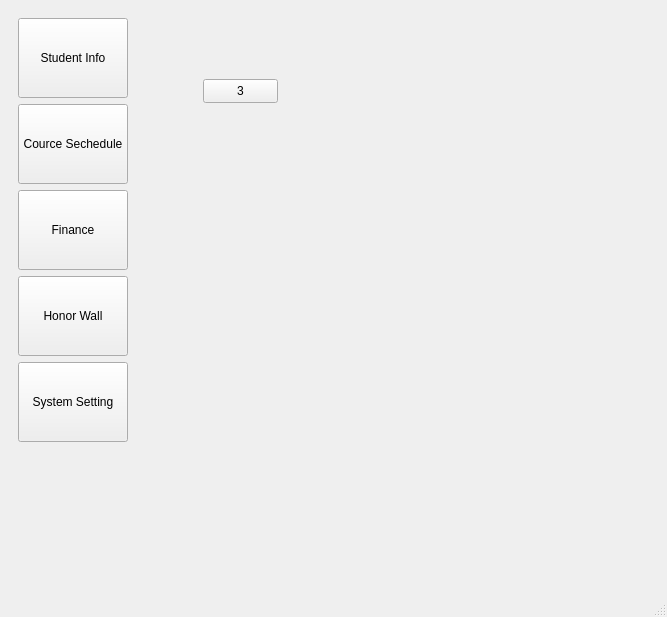
First picture: the form in mainwindow.ui, repository savvyinsight/StudentManagementSystem, before the edit.
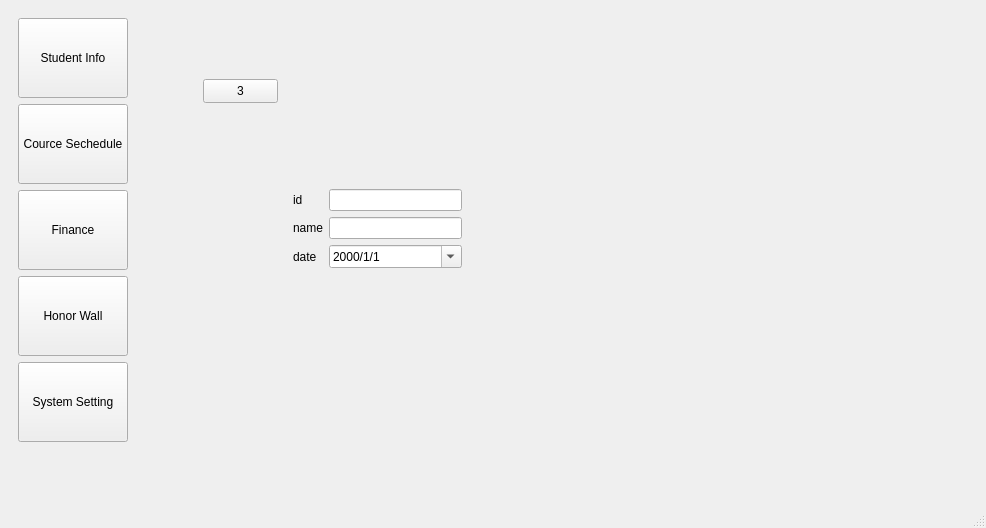
Second picture: the form after the edit. The open tabs and pages were chosen to show the change. Icons and pictures are not drawn. Custom widgets are drawn as their Qt base class.

Diff of the .ui file:
```diff
--- a/mainwindow.ui
+++ b/mainwindow.ui
@@ -6,8 +6,8 @@
    <rect>
     <x>0</x>
     <y>0</y>
-    <width>667</width>
-    <height>617</height>
+    <width>986</width>
+    <height>528</height>
    </rect>
   </property>
   <property name="windowTitle">
@@ -255,6 +255,65 @@
          <string>3</string>
         </property>
        </widget>
+       <widget class="QWidget" name="formLayoutWidget">
+        <property name="geometry">
+         <rect>
+          <x>150</x>
+          <y>180</y>
+          <width>169</width>
+          <height>84</height>
+         </rect>
+        </property>
+        <layout class="QFormLayout" name="formLayout">
+         <item row="0" column="0">
+          <widget class="QLabel" name="idLabel">
+           <property name="text">
+            <string>id</string>
+           </property>
+          </widget>
+         </item>
+         <item row="0" column="1">
+          <widget class="QLineEdit" name="idLineEdit"/>
+         </item>
+         <item row="1" column="0">
+          <widget class="QLabel" name="nameLabel">
+           <property name="text">
+            <string>name</string>
+           </property>
+          </widget>
+         </item>
+         <item row="1" column="1">
+          <widget class="QLineEdit" name="nameLineEdit"/>
+         </item>
+         <item row="2" column="0">
+          <widget class="QLabel" name="dateLabel">
+           <property name="text">
+            <string>date</string>
+           </property>
+          </widget>
+         </item>
+         <item row="2" column="1">
+          <widget class="QDateEdit" name="dateDateEdit">
+           <property name="maximumDateTime">
+            <datetime>
+             <hour>23</hour>
+             <minute>59</minute>
+             <second>59</second>
+             <year>9999</year>
+             <month>8</month>
+             <day>30</day>
+            </datetime>
+           </property>
+           <property name="displayFormat">
+            <string>yyyy/M/d</string>
+           </property>
+           <property name="calendarPopup">
+            <bool>true</bool>
+           </property>
+          </widget>
+         </item>
+        </layout>
+       </widget>
       </widget>
       <widget class="QWidget" name="pageSystemsetting">
        <widget class="QPushButton" name="pushButton_5">
@@ -277,6 +336,14 @@
   </widget>
   <widget class="QStatusBar" name="statusbar"/>
  </widget>
+ <customwidgets>
+  <customwidget>
+   <class>StudentInfoWidget</class>
+   <extends>QWidget</extends>
+   <header location="global">studentinfowidget.h</header>
+   <container>1</container>
+  </customwidget>
+ </customwidgets>
  <resources>
   <include location="res.qrc"/>
  </resources>
```
Left out of the diff: 18 changed lines with no effect on the pictures.
